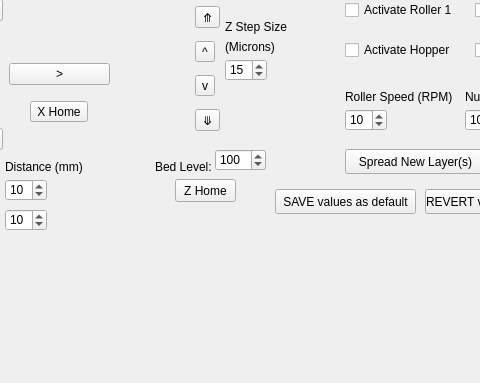
First picture: the form in mainwindow.ui, repository BYUCreateResearchLab/CREATE_LAB_Binder_Jet_Printer, before the edit; both pictures show x 185 to 665 and y 190 to 573 of the 1045 by 573 pixel window.
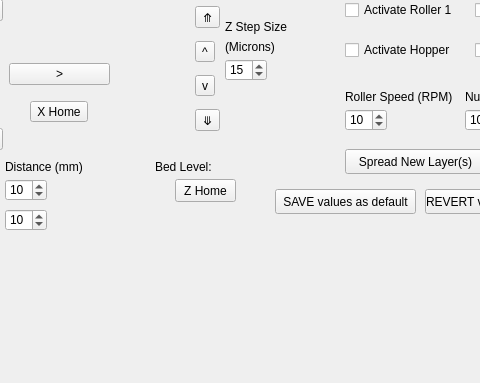
Second picture: the form after the edit.

Diff of the .ui file:
```diff
--- a/mainwindow.ui
+++ b/mainwindow.ui
@@ -199,25 +199,6 @@
      <string>Bed Level:</string>
     </property>
    </widget>
-   <widget class="QSpinBox" name="bedSpinBox">
-    <property name="geometry">
-     <rect>
-      <x>400</x>
-      <y>320</y>
-      <width>51</width>
-      <height>22</height>
-     </rect>
-    </property>
-    <property name="minimum">
-     <number>0</number>
-    </property>
-    <property name="maximum">
-     <number>300</number>
-    </property>
-    <property name="value">
-     <number>100</number>
-    </property>
-   </widget>
    <widget class="QSpinBox" name="xVelocity">
     <property name="geometry">
      <rect>
```
